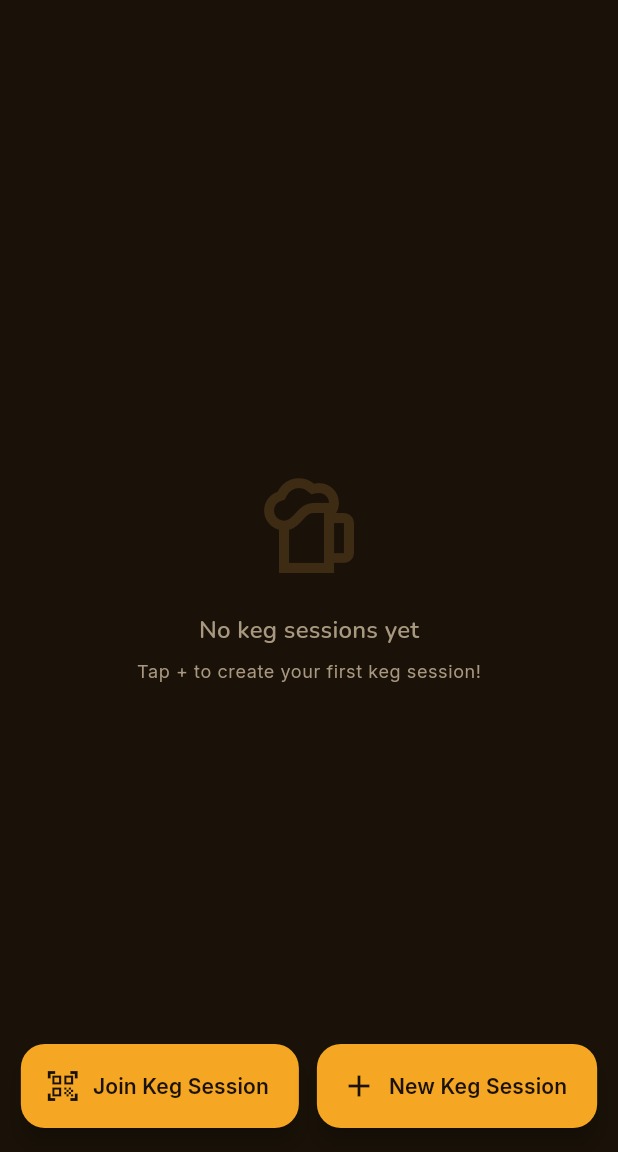
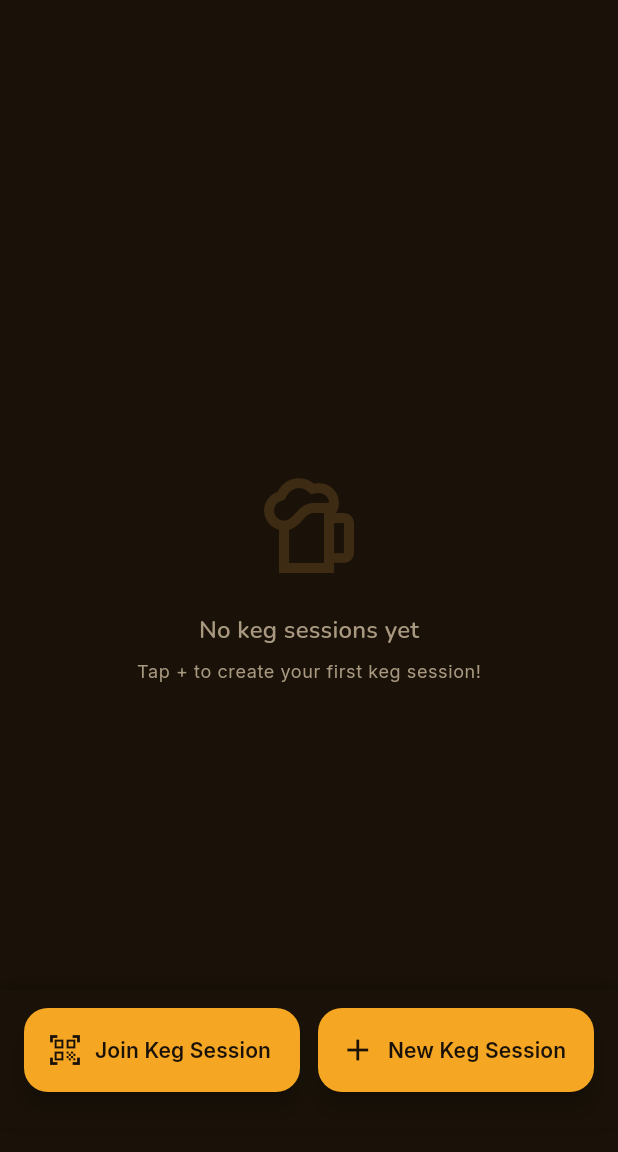
Before and after one commit to ondyn/BeerEr, a Flutter app: the screen it shows once a user with an empty profile is signed in, on a phone screen of 412 x 824 dp, the part 84-1236 px from its top. Run offline on Flutter 3.47's test engine with Material 3 defaults, Android fonts, the light colour scheme and no system bars; our stand-ins replace app_links, cloud_firestore, cloud_functions, firebase_auth, firebase_core, firebase_messaging and 11 more; missing offline and left inert: mobile_scanner; accounts and stored records are empty; generated files the repository leaves out were written again.

Commit message:
fix: navigation

```diff
--- a/lib/screens/home/home_screen.dart
+++ b/lib/screens/home/home_screen.dart
@@ -37,7 +37,7 @@ class HomeScreen extends ConsumerWidget {
                 color: BeerColors.primaryAmber,
               ),
             ),
-            onPressed: () => context.go('/profile'),
+            onPressed: () => context.push('/profile'),
           ),
         ],
       ),
@@ -120,7 +120,12 @@ class HomeScreen extends ConsumerWidget {
                 }
 
                 return ListView(
-                  padding: const EdgeInsets.all(16),
+                  padding: const EdgeInsets.only(
+                    left: 16,
+                    right: 16,
+                    top: 16,
+                    bottom: 100,
+                  ),
                   children: [
                     for (final session in active)
                       Padding(
@@ -149,26 +154,46 @@ class HomeScreen extends ConsumerWidget {
         ],
       ),
       floatingActionButtonLocation: FloatingActionButtonLocation.centerFloat,
-      floatingActionButton: Row(
+      floatingActionButton: Container(
+        width: double.infinity,
+        decoration: BoxDecoration(
+          color: BeerColors.background,
+          boxShadow: [
+            BoxShadow(
+              color: Colors.black.withValues(alpha: 0.3),
+              blurRadius: 8,
+              offset: const Offset(0, -2),
+            ),
+          ],
+        ),
+        padding: const EdgeInsets.only(
+          left: 16,
+          right: 16,
+          top: 12,
+          bottom: 24,
+        ),
+        child: Row(
           mainAxisAlignment: MainAxisAlignment.center,
-        mainAxisSize: MainAxisSize.min,
           children: [
-          FloatingActionButton.extended(
+            Flexible(
+              child: FloatingActionButton.extended(
                 heroTag: 'join_keg',
                 onPressed: () => _showJoinDialog(context),
                 icon: const Icon(Icons.qr_code_scanner),
                 label: Text(AppLocalizations.of(context)!.joinKegSession),
-            // backgroundColor: BeerColors.surfaceVariant,
-            // foregroundColor: BeerColors.primaryAmber,
+              ),
             ),
             const SizedBox(width: 12),
-          FloatingActionButton.extended(
+            Flexible(
+              child: FloatingActionButton.extended(
                 heroTag: 'new_keg',
                 onPressed: () => context.push('/keg/new'),
                 icon: const Icon(Icons.add),
                 label: Text(AppLocalizations.of(context)!.newKegSession),
               ),
+            ),
           ],
+        ),
       ),
     );
   }
@@ -225,7 +250,7 @@ void _showJoinDialog(BuildContext context) {
                   );
                   if (sessionId != null && ctx.mounted) {
                     Navigator.pop(ctx);
-                    context.go('/join/$sessionId');
+                    context.push('/join/$sessionId');
                   }
                 },
                 icon: const Icon(Icons.qr_code_scanner),
@@ -252,7 +277,7 @@ void _showJoinDialog(BuildContext context) {
               return;
             }
             Navigator.pop(ctx);
-            context.go('/join/$sessionId');
+            context.push('/join/$sessionId');
           },
           child: Text(AppLocalizations.of(ctx)!.join),
         ),
@@ -307,7 +332,7 @@ class _BeerErDrawer extends ConsumerWidget {
             child: GestureDetector(
               onTap: () {
                 Navigator.pop(context);
-                context.go('/profile');
+                context.push('/profile');
               },
               child: Column(
                 crossAxisAlignment: CrossAxisAlignment.start,
@@ -345,7 +370,7 @@ class _BeerErDrawer extends ConsumerWidget {
             title: Text(AppLocalizations.of(context)!.pastSessions),
             onTap: () {
               Navigator.pop(context);
-              context.go('/sessions/history');
+              context.push('/sessions/history');
             },
           ),
           ListTile(
@@ -353,7 +378,7 @@ class _BeerErDrawer extends ConsumerWidget {
             title: Text(AppLocalizations.of(context)!.settings),
             onTap: () {
               Navigator.pop(context);
-              context.go('/settings');
+              context.push('/settings');
             },
           ),
           ListTile(
@@ -361,7 +386,7 @@ class _BeerErDrawer extends ConsumerWidget {
             title: Text(AppLocalizations.of(context)!.about),
             onTap: () {
               Navigator.pop(context);
-              context.go('/about');
+              context.push('/about');
             },
           ),
           const Divider(),
```
Also changed, not shown: lib/screens/about/about_screen.dart (+9 -1 lines), lib/screens/history/history_screen.dart (+9 -1 lines), lib/screens/keg/create_keg_screen.dart (+13 -3 lines), lib/screens/keg/join_session_screen.dart (+10 -2 lines), lib/screens/keg/keg_detail_screen.dart (+14 -6 lines), lib/screens/profile/profile_screen.dart (+9 -1 lines), lib/screens/settings/settings_screen.dart (+9 -1 lines), 1 other file. Lines whose indentation alone changed are shown as unchanged.
